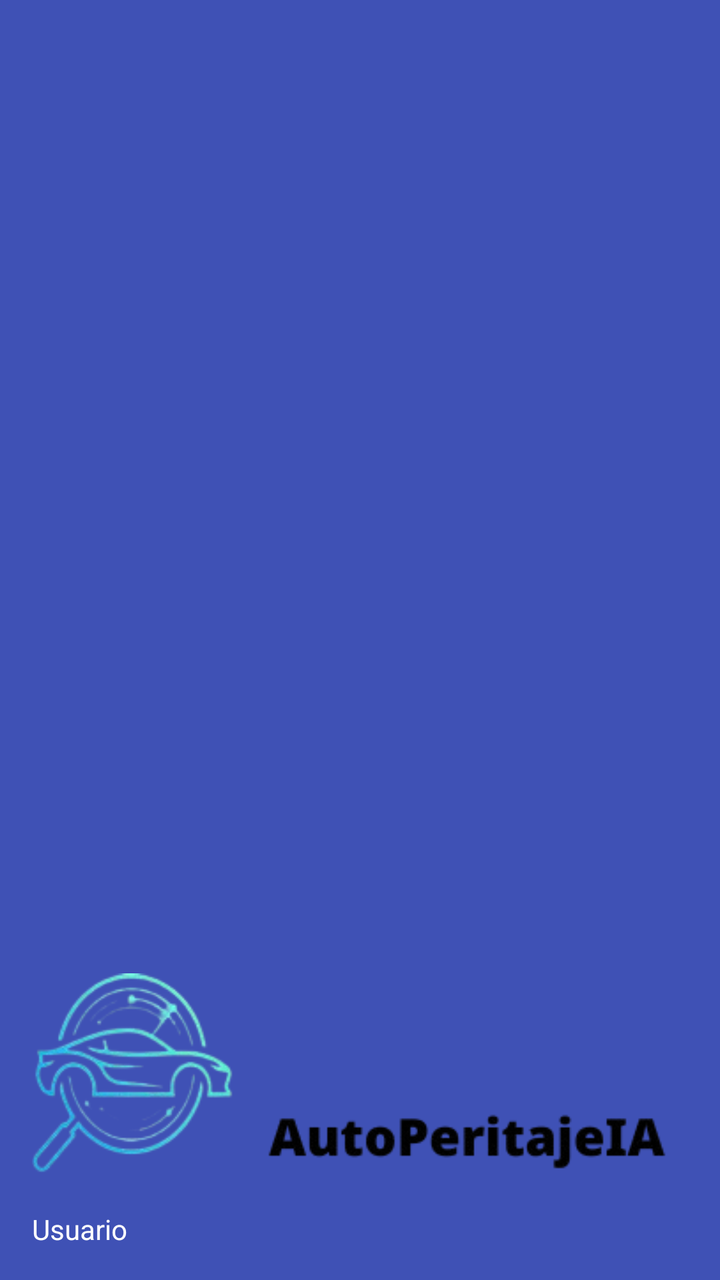
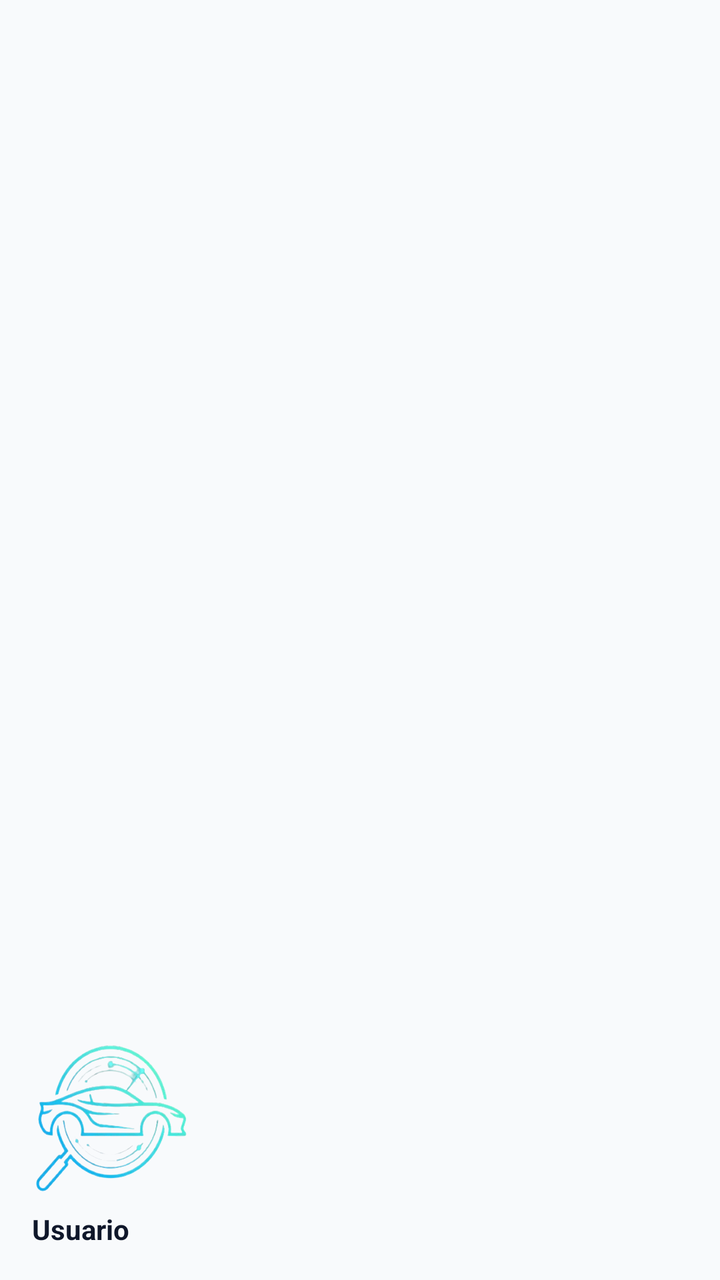

Before-and-after screenshots of an Android layout around one commit, followed by the original layout XML and the change that was made.
<!-- AndroidManifest.xml: application theme Theme.Enpartesapp -->
<!-- res/layout/nav_header_main.xml -->
<?xml version="1.0" encoding="utf-8"?>
<LinearLayout xmlns:android="http://schemas.android.com/apk/res/android"
    xmlns:app="http://schemas.android.com/apk/res-auto"
    android:layout_width="match_parent"
    android:layout_height="@dimen/nav_header_height"
    android:background="@color/colorPrimaryButton"
    android:gravity="bottom"
    android:orientation="vertical"
    android:paddingLeft="@dimen/activity_horizontal_margin"
    android:paddingTop="@dimen/activity_vertical_margin"
    android:paddingRight="@dimen/activity_horizontal_margin"
    android:paddingBottom="@dimen/activity_vertical_margin"
    android:id="@+id/navigation_header_lateral_bar"
    android:theme="@style/ThemeOverlay.AppCompat.Dark">

    <ImageView
        android:id="@+id/imageView"
        android:layout_width="wrap_content"
        android:layout_height="wrap_content"
        android:contentDescription="@string/nav_header_desc"
        android:paddingTop="@dimen/nav_header_vertical_spacing"
        app:srcCompat="@drawable/logo_interno_auto_peritaje_ia" />

    <LinearLayout
        android:layout_width="match_parent"
        android:layout_height="wrap_content"
        android:orientation="horizontal"
        android:paddingTop="@dimen/nav_header_vertical_spacing">

        <TextView
        android:id="@+id/titulousuario"
        android:layout_width="wrap_content"
        android:layout_height="wrap_content"
        android:text="@string/nav_header_title"
        android:textAppearance="@style/TextAppearance.AppCompat.Body1"
        android:textColor="@color/colorBlanco" />

        <TextView
            android:id="@+id/username"
            android:layout_width="wrap_content"
            android:layout_height="wrap_content"
            android:layout_marginStart="8dp"
            android:textAppearance="@style/TextAppearance.AppCompat.Body1"
            android:textColor="@color/colorBlanco" />
    </LinearLayout>

    <TextView
        android:id="@+id/subtitle"
        android:layout_width="wrap_content"
        android:layout_height="wrap_content"
        android:text="@string/nav_header_subtitle"
        android:textColor="@color/black"
        android:visibility="gone"/>
</LinearLayout>
<!-- resources referenced by this layout -->
<resources>
  <color name="black">#FF000000</color>
  <color name="colorBlanco">#FFFFFF</color>
  <color name="colorPrimaryButton">#3F51B5</color>
  <dimen name="activity_horizontal_margin">16dp</dimen>
  <dimen name="activity_vertical_margin">16dp</dimen>
  <dimen name="nav_header_height">176dp</dimen>
  <dimen name="nav_header_vertical_spacing">8dp</dimen>
  <!-- drawable logo_interno_auto_peritaje_ia: png bitmap (drawable, 25916 bytes) -->
  <string name="nav_header_desc">Navigation header</string>
  <string name="nav_header_subtitle">laenpartes@gmail.com</string>
  <string name="nav_header_title">Usuario</string>
  <style name="Theme.Enpartesapp" parent="Theme.MaterialComponents.DayNight.DarkActionBar">
          
          <item name="colorPrimary">@color/purple_500</item>
          <item name="colorPrimaryVariant">@color/purple_700</item>
          
          <item name="colorSecondary">@color/teal_200</item>
          <item name="colorSecondaryVariant">@color/teal_700</item>
          
          <item name="android:statusBarColor">?attr/colorPrimaryVariant</item>
          
          <item name="android:textColor">@color/my_high_contrast_text_color</item>
          <item name="colorSurface">@color/my_high_contrast_background_color</item>
          <item name="editTextColor">@color/my_high_contrast_text_color</item>
          <item name="colorControlNormal">@color/my_high_contrast_text_color</item>
          <item name="colorControlActivated">@color/my_high_contrast_text_color</item>
          <item name="colorControlHighlight">@color/my_high_contrast_text_color</item>
          <item name="colorOnPrimary">@color/my_high_contrast_text_color</item>
          <item name="colorOnSecondary">@color/my_high_contrast_text_color</item>
      </style>
  <color name="purple_500">#FF6200EE</color>
  <color name="purple_700">#FF3700B3</color>
  <color name="teal_200">#FF03DAC5</color>
  <color name="teal_700">#FF018786</color>
  <color name="my_high_contrast_text_color">#FF000000</color>
  <color name="my_high_contrast_background_color">#FFFFFFFF</color>
</resources>

<!-- the commit's change to res/layout/nav_header_main.xml (unified diff, before → after) -->
@@ -3,23 +3,22 @@
     xmlns:app="http://schemas.android.com/apk/res-auto"
     android:layout_width="match_parent"
     android:layout_height="@dimen/nav_header_height"
-    android:background="@color/colorPrimaryButton"
+    android:background="#F8FAFC"
     android:gravity="bottom"
     android:orientation="vertical"
     android:paddingLeft="@dimen/activity_horizontal_margin"
     android:paddingTop="@dimen/activity_vertical_margin"
     android:paddingRight="@dimen/activity_horizontal_margin"
     android:paddingBottom="@dimen/activity_vertical_margin"
-    android:id="@+id/navigation_header_lateral_bar"
-    android:theme="@style/ThemeOverlay.AppCompat.Dark">
+    android:id="@+id/navigation_header_lateral_bar">
 
     <ImageView
         android:id="@+id/imageView"
-        android:layout_width="wrap_content"
-        android:layout_height="wrap_content"
+        android:layout_width="match_parent"
+        android:layout_height="75dp"
+        android:scaleType="fitStart"
         android:contentDescription="@string/nav_header_desc"
-        android:paddingTop="@dimen/nav_header_vertical_spacing"
-        app:srcCompat="@drawable/logo_interno_auto_peritaje_ia" />
+        app:srcCompat="@drawable/logo_auto_perito_nobg" />
 
     <LinearLayout
         android:layout_width="match_parent"
@@ -28,12 +27,13 @@
         android:paddingTop="@dimen/nav_header_vertical_spacing">
 
         <TextView
-        android:id="@+id/titulousuario"
-        android:layout_width="wrap_content"
-        android:layout_height="wrap_content"
-        android:text="@string/nav_header_title"
-        android:textAppearance="@style/TextAppearance.AppCompat.Body1"
-        android:textColor="@color/colorBlanco" />
+            android:id="@+id/titulousuario"
+            android:layout_width="wrap_content"
+            android:layout_height="wrap_content"
+            android:text="@string/nav_header_title"
+            android:textAppearance="@style/TextAppearance.AppCompat.Body1"
+            android:textColor="#0F172A"
+            android:textStyle="bold" />
 
         <TextView
             android:id="@+id/username"
@@ -41,7 +41,8 @@
             android:layout_height="wrap_content"
             android:layout_marginStart="8dp"
             android:textAppearance="@style/TextAppearance.AppCompat.Body1"
-            android:textColor="@color/colorBlanco" />
+            android:textColor="#0F172A"
+            android:textStyle="bold" />
     </LinearLayout>
 
     <TextView
@@ -49,6 +50,6 @@
         android:layout_width="wrap_content"
         android:layout_height="wrap_content"
         android:text="@string/nav_header_subtitle"
-        android:textColor="@color/black"
+        android:textColor="#475569"
         android:visibility="gone"/>
 </LinearLayout>
<!-- resource entries referenced after the edit -->
@@ -1,13 +1,10 @@
 <!-- resources referenced by this layout -->
 <resources>
-  <color name="black">#FF000000</color>
-  <color name="colorBlanco">#FFFFFF</color>
-  <color name="colorPrimaryButton">#3F51B5</color>
   <dimen name="activity_horizontal_margin">16dp</dimen>
   <dimen name="activity_vertical_margin">16dp</dimen>
   <dimen name="nav_header_height">176dp</dimen>
   <dimen name="nav_header_vertical_spacing">8dp</dimen>
-  <!-- drawable logo_interno_auto_peritaje_ia: png bitmap (drawable, 25916 bytes) -->
+  <!-- drawable logo_auto_perito_nobg: png bitmap (drawable, 175066 bytes) -->
   <string name="nav_header_desc">Navigation header</string>
   <string name="nav_header_subtitle">laenpartes@gmail.com</string>
   <string name="nav_header_title">Usuario</string>
